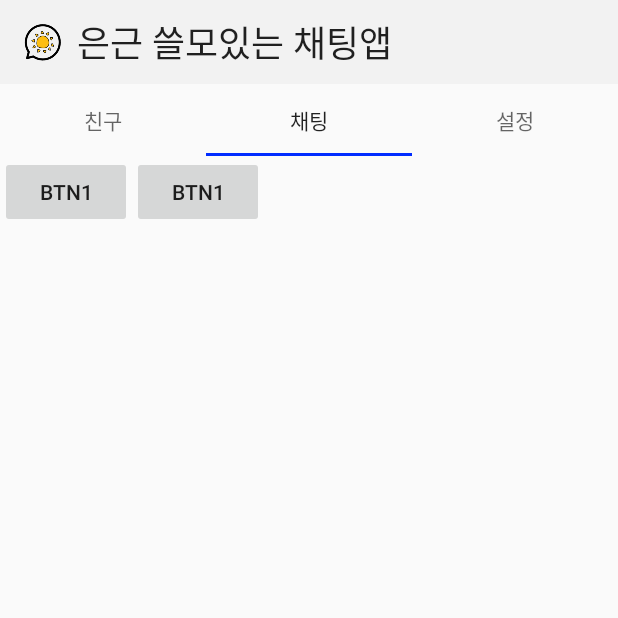
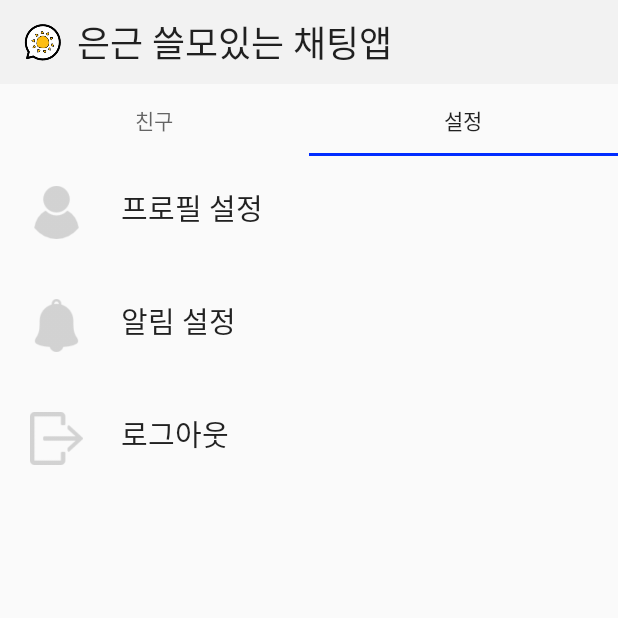
Before and after one commit to jwonyLee/CommonChat, an Android app: the screen it shows after launch once a user with an empty profile is signed in (MenuActivity), tab 2 chosen, on a phone screen of 412 x 824 dp, the top half of it. Run offline under Robolectric (Android 15) with nearby library versions, the phone set to English and light mode, and no system bars; our stand-ins replace Firebase (no records; nobody signed in at launch, a user with empty details on screens opened directly); libraries missing offline, so code that uses them is left out: com.facebook, com.facebook.appevents, com.facebook.login; 7 statements that could not run were skipped.

Commit message:
mod/call

```diff
--- a/app/src/main/java/com/example/jiwon/commonchat/ChatFragment.java
+++ b/app/src/main/java/com/example/jiwon/commonchat/ChatFragment.java
@@ -5,9 +5,13 @@ import android.os.Bundle;
 import android.provider.ContactsContract;
 import android.support.v4.app.Fragment;
 import android.support.v4.content.ContextCompat;
+import android.util.Log;
 import android.view.LayoutInflater;
 import android.view.View;
 import android.view.ViewGroup;
+import android.widget.LinearLayout;
+import android.widget.ListView;
+import android.widget.TextView;
 
 import com.google.firebase.auth.FirebaseAuth;
 import com.google.firebase.database.ChildEventListener;
@@ -16,15 +20,14 @@ import com.google.firebase.database.DatabaseError;
 import com.google.firebase.database.DatabaseReference;
 import com.google.firebase.database.FirebaseDatabase;
 
+import java.util.ArrayList;
+
 
 public class ChatFragment extends Fragment {
     private DatabaseReference ref1, ref2;    // 데이터베이스를 참조하기 위한 선언
 
 
-    private DatabaseReference ref;
     private FirebaseAuth mAuth;
-    private DatabaseReference mDatabase;
-
 
     public ChatFragment() {
     }
@@ -32,41 +35,12 @@ public class ChatFragment extends Fragment {
     @Override
     public void onCreate(Bundle savedInstanceState) {
         super.onCreate(savedInstanceState);
-        ref = FirebaseDatabase.getInstance().getReference();
         mAuth = FirebaseAuth.getInstance();
-        ref1 = ref.child("messages").child(ChatActivity.roomname);
     }
 
     @Override
     public View onCreateView(LayoutInflater inflater, ViewGroup container, Bundle savedInstanceState) {
-        if (mAuth != null) {
-            ref1.addChildEventListener(new ChildEventListener() {
-                @Override
-                public void onChildAdded(DataSnapshot dataSnapshot, String s) {
-
-                }
-
-                @Override
-                public void onChildChanged(DataSnapshot dataSnapshot, String s) {
-
-                }
-
-                @Override
-                public void onChildRemoved(DataSnapshot dataSnapshot) {
-
-                }
-
-                @Override
-                public void onChildMoved(DataSnapshot dataSnapshot, String s) {
-
-                }
-
-                @Override
-                public void onCancelled(DatabaseError databaseError) {
-
-                }
-            });
-        }
+        ViewGroup rootView = (ViewGroup) inflater.inflate(R.layout.fragment_chat, container, false);
 
         return inflater.inflate(R.layout.fragment_chat, container, false);
     }
--- a/app/src/main/java/com/example/jiwon/commonchat/FriendAdapter.java
+++ b/app/src/main/java/com/example/jiwon/commonchat/FriendAdapter.java
@@ -53,10 +53,6 @@ public class FriendAdapter extends BaseAdapter {
         nameTextView.setText(list_itemArrayList.get(position).getNameTextView().toString());
         stateTextView.setText(list_itemArrayList.get(position).getStateTextView().toString());
 
-        Typeface typeface = convertView.getResources().getFont(R.font.font_bmjua);
-        nameTextView.setTypeface(typeface);
-        nameTextView.setTextSize(24);
-        nameTextView.setPadding(10,10,10,10);
 
         return convertView;
     }
--- a/app/src/main/java/com/example/jiwon/commonchat/MenuActivity.java
+++ b/app/src/main/java/com/example/jiwon/commonchat/MenuActivity.java
@@ -78,7 +78,7 @@ public class MenuActivity extends AppCompatActivity {
 
         checkLogin();
 
-        TabPagerAdapter pagerAdapter = new TabPagerAdapter(getSupportFragmentManager(), 3);
+        TabPagerAdapter pagerAdapter = new TabPagerAdapter(getSupportFragmentManager(), 2);
         viewPager = (ViewPager) findViewById(R.id.pager);
         tabLayout = (TabLayout) findViewById(R.id.tabLayout);
         viewPager.setAdapter(pagerAdapter);
--- a/app/src/main/java/com/example/jiwon/commonchat/SetProfileActivity.java
+++ b/app/src/main/java/com/example/jiwon/commonchat/SetProfileActivity.java
@@ -74,6 +74,9 @@ public class SetProfileActivity extends AppCompatActivity {
                 String email = mAuth.getCurrentUser().getEmail();
                 String name = mSetName.getText().toString();
                 String tel = mgr.getLine1Number().toString();
+                if (tel.startsWith("010")) {
+                    tel.replaceFirst("010","+8210");
+                }
                 String state = "";
 
                 UserDTO user = new UserDTO(email, state, name, tel);
--- a/app/src/main/java/com/example/jiwon/commonchat/TabPagerAdapter.java
+++ b/app/src/main/java/com/example/jiwon/commonchat/TabPagerAdapter.java
@@ -23,9 +23,6 @@ public class TabPagerAdapter extends FragmentStatePagerAdapter {
                 FriendFragment friendFragment = new FriendFragment();
                 return friendFragment;
             case 1:
-                ChatFragment chatFragment = new ChatFragment();
-                return chatFragment;
-            case 2:
                 SettingFragment settingFragment = new SettingFragment();
                 return settingFragment;
             default:
--- a/app/src/main/res/layout/activity_menu.xml
+++ b/app/src/main/res/layout/activity_menu.xml
@@ -19,12 +19,6 @@
             android:text="@string/tabFriend" />
 
         <android.support.design.widget.TabItem
-            android:id="@+id/tabChatList"
-            android:layout_width="wrap_content"
-            android:layout_height="wrap_content"
-            android:text="@string/tabChat" />
-
-        <android.support.design.widget.TabItem
             android:id="@+id/tabSetting"
             android:layout_width="wrap_content"
             android:layout_height="wrap_content"
--- a/app/src/main/res/layout/activity_set_profile.xml
+++ b/app/src/main/res/layout/activity_set_profile.xml
@@ -14,6 +14,7 @@
         android:text="@string/setProfile"
         android:textSize="30dp"
         android:gravity="center"
+        android:fontFamily="@font/font_bmjua"
         android:layout_marginBottom="20dp"/>
 
     <EditText
@@ -22,6 +23,7 @@
         android:id="@+id/setName"
         android:inputType="text"
         android:maxLines="1"
+        android:fontFamily="@font/font_bmjua"
         android:hint="@string/setName"
         android:layout_marginBottom="10dp"/>
 
@@ -30,6 +32,7 @@
         android:layout_height="wrap_content"
         android:text="@string/start"
         android:id="@+id/btnStart"
+        android:fontFamily="@font/font_bmjua"
         android:layout_marginBottom="20dp"/>
 
 </LinearLayout>
--- a/app/src/main/res/layout/fragment_chat.xml
+++ b/app/src/main/res/layout/fragment_chat.xml
@@ -1,17 +1,13 @@
 <?xml version="1.0" encoding="utf-8"?>
 <LinearLayout xmlns:android="http://schemas.android.com/apk/res/android"
+    android:id="@+id/chatlayout"
     xmlns:tools="http://schemas.android.com/tools"
     android:layout_width="match_parent"
     android:layout_height="match_parent"
     tools:context=".ChatFragment">
 
-    <Button
-        android:layout_width="wrap_content"
-        android:layout_height="wrap_content"
-        android:text="btn1"/>
-    <Button
-        android:layout_width="wrap_content"
-        android:layout_height="wrap_content"
-        android:text="btn1"/>
-
+    <ListView
+        android:id="@+id/chatlist"
+        android:layout_width="match_parent"
+        android:layout_height="match_parent" />
 </LinearLayout>
```
Also changed, not shown: app/src/main/java/com/example/jiwon/commonchat/MainActivity.java (+6 -6 lines), app/src/main/res/layout/menu_calculator.xml (+39 -16 lines), app/src/main/res/drawable/title.png.
